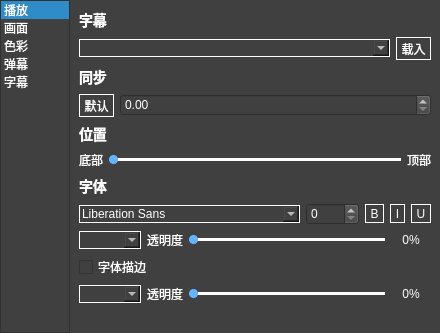
This is src/ui/player/fullSettingView.ui in BusyStudent/QZood as Qt 5 draws it before an edit. The edited form follows.
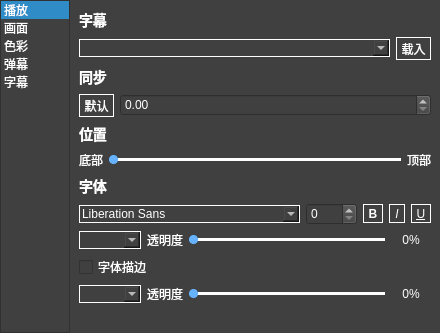
This is the edited form. The open tabs and pages were chosen to show the change.

What changed in the file:
```diff
--- a/src/ui/player/fullSettingView.ui
+++ b/src/ui/player/fullSettingView.ui
@@ -61,10 +61,20 @@
 QComboBox, QToolButton {
 	border: 1px solid white;
 }
-QToolButton:hover {
+QToolButton#subtitleBoldButton {
+	font-weight: bold;
+}
+QToolButton#subtitleItalicsButton{
+	font-style: italic;
+}
+QToolButton#subtitleUnderlineButton {
+	text-decoration: underline;
+}
+QToolButton:hover, QToolButton:checked {
 	color: #66B2FF;
 	border: 1px solid #66B2FF;
-}</string>
+}
+</string>
   </property>
   <layout class="QHBoxLayout" name="horizontalLayout">
    <property name="spacing">
@@ -1082,6 +1092,12 @@
            <property name="text">
             <string>B</string>
            </property>
+           <property name="checkable">
+            <bool>true</bool>
+           </property>
+           <property name="checked">
+            <bool>false</bool>
+           </property>
           </widget>
          </item>
          <item>
@@ -1089,6 +1105,9 @@
            <property name="text">
             <string>I</string>
            </property>
+           <property name="checkable">
+            <bool>true</bool>
+           </property>
           </widget>
          </item>
          <item>
@@ -1096,6 +1115,9 @@
            <property name="text">
             <string>U</string>
            </property>
+           <property name="checkable">
+            <bool>true</bool>
+           </property>
           </widget>
          </item>
         </layout>
```
Left out of the diff: 2 changed lines with no effect on the pictures.
